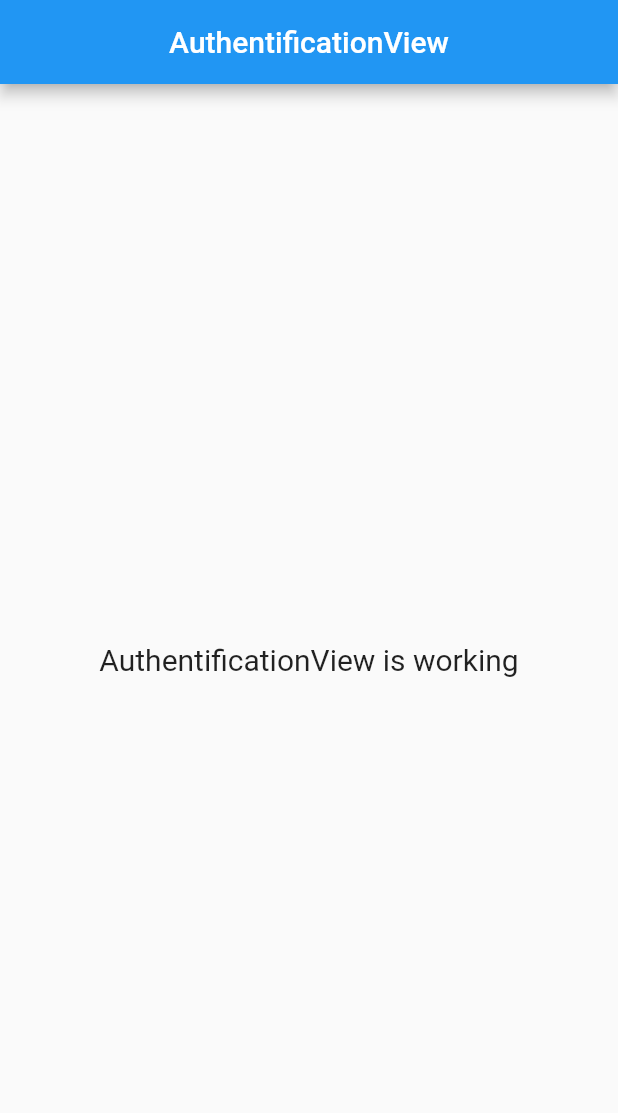
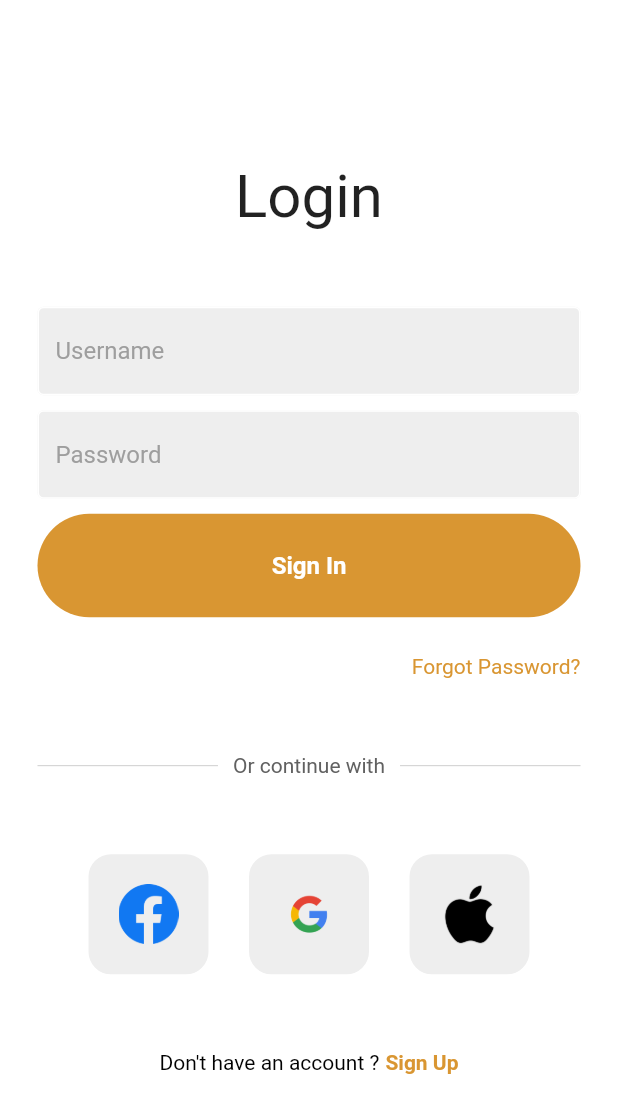
Before and after one commit to Gassem-ilhem/flutter-app, a Flutter app: the screen it shows after launch, on a phone screen of 412 x 824 dp. Shown: the top 1113 px of the screen. Run offline on Flutter 3.47's test engine with Material 2 defaults, Android fonts, the phone set to English and light mode, and no system bars; our stand-ins replace get; Roboto replaces fonts that are missing (Akshar).

Commit message:
login page complete

```diff
--- /dev/null
+++ b/lib/app/components/my_button.dart
@@ -0,0 +1,32 @@
+import 'package:flutter/material.dart';
+
+class MyButton extends StatelessWidget {
+  final Function()? onTap;
+
+  const MyButton({super.key, required this.onTap});
+
+  @override
+  Widget build(BuildContext context) {
+    return GestureDetector(
+      onTap: onTap,
+      child: Container(
+        padding: const EdgeInsets.all(25),
+        margin: const EdgeInsets.symmetric(horizontal: 25),
+        decoration: BoxDecoration(
+          color: Color(0xFFD99632),
+          borderRadius: BorderRadius.circular(50),
+        ),
+        child: const Center(
+          child: Text(
+            "Sign In",
+            style: TextStyle(
+              color: Colors.white,
+              fontWeight: FontWeight.bold,
+              fontSize: 16,
+            ),
+          ),
+        ),
+      ),
+    );
+  }
+}
--- /dev/null
+++ b/lib/app/components/my_textfield.dart
@@ -0,0 +1,36 @@
+import 'package:flutter/material.dart';
+
+class MyTextField extends StatelessWidget {
+  final controller;
+  final String hintText;
+  final bool obscureText;
+
+  const MyTextField({
+    super.key,
+    required this.controller,
+    required this.hintText,
+    required this.obscureText,
+  });
+
+  @override
+  Widget build(BuildContext context) {
+    return Padding(
+      padding: const EdgeInsets.symmetric(horizontal: 25.0),
+      child: TextField(
+        controller: controller,
+        obscureText: obscureText,
+        decoration: InputDecoration(
+            enabledBorder: const OutlineInputBorder(
+              borderSide: BorderSide(color: Colors.white),
+            ),
+            focusedBorder: OutlineInputBorder(
+              borderSide: BorderSide(color: Colors.grey.shade400),
+            ),
+            fillColor: Colors.grey.shade200,
+            filled: true,
+            hintText: hintText,
+            hintStyle: TextStyle(color: Colors.grey[500])),
+      ),
+    );
+  }
+}
--- /dev/null
+++ b/lib/app/components/square_tile.dart
@@ -0,0 +1,25 @@
+import 'package:flutter/material.dart';
+
+class SquareTile extends StatelessWidget {
+  final String imagePath;
+  const SquareTile({
+    super.key,
+    required this.imagePath,
+  });
+
+  @override
+  Widget build(BuildContext context) {
+    return Container(
+      padding: EdgeInsets.all(20),
+      decoration: BoxDecoration(
+        border: Border.all(color: Colors.white),
+        borderRadius: BorderRadius.circular(16),
+        color: Colors.grey[200],
+      ),
+      child: Image.asset(
+        imagePath,
+        height: 40,
+      ),
+    );
+  }
+}
--- a/lib/app/modules/authentification/views/authentification_view.dart
+++ b/lib/app/modules/authentification/views/authentification_view.dart
@@ -3,20 +3,149 @@ import 'package:flutter/material.dart';
 import 'package:get/get.dart';
 
 import '../controllers/authentification_controller.dart';
+import '../../../components/my_textfield.dart';
+import '../../../components/my_button.dart';
+import '../../../components/square_tile.dart';
 
 class AuthentificationView extends GetView<AuthentificationController> {
-  const AuthentificationView({Key? key}) : super(key: key);
+  // text editing controllers
+  final TextEditingController usernameController = TextEditingController();
+  final TextEditingController passwordController = TextEditingController();
+
+  // sign user in method
+  void signUserIn() {}
+
+  AuthentificationView({Key? key}) : super(key: key);
   @override
   Widget build(BuildContext context) {
     return Scaffold(
-      appBar: AppBar(
-        title: const Text('AuthentificationView'),
-        centerTitle: true,
-      ),
-      body: const Center(
-        child: Text(
-          'AuthentificationView is working',
-          style: TextStyle(fontSize: 20),
+      backgroundColor: Colors.white,
+      body: SafeArea(
+        child: Center(
+          child: Column(
+            mainAxisAlignment: MainAxisAlignment.center,
+            children: [
+              // logo
+              const Text(
+                'Login',
+                style: TextStyle(fontSize: 40, fontFamily: 'Akshar'),
+              ),
+
+              const SizedBox(height: 50),
+              // username textfield
+              MyTextField(
+                controller: usernameController,
+                hintText: 'Username',
+                obscureText: false,
+              ),
+
+              const SizedBox(height: 10),
+
+              // password textfield
+
+              MyTextField(
+                controller: passwordController,
+                hintText: 'Password',
+                obscureText: true,
+              ),
+
+              const SizedBox(height: 10),
+
+              // sign in button
+
+              // sign in button
+              MyButton(
+                onTap: signUserIn,
+              ),
+
+              const SizedBox(height: 25),
+
+              // forgot password?
+              Padding(
+                padding: const EdgeInsets.symmetric(horizontal: 25.0),
+                child: Row(
+                  mainAxisAlignment: MainAxisAlignment.end,
+                  children: [
+                    Text(
+                      'Forgot Password?',
+                      style: TextStyle(color: Color(0xFFD99632)),
+                    ),
+                  ],
+                ),
+              ),
+
+              const SizedBox(height: 50),
+              // or continue with
+              Padding(
+                padding: const EdgeInsets.symmetric(horizontal: 25.0),
+                child: Row(
+                  children: [
+                    Expanded(
+                      child: Divider(
+                        thickness: 0.5,
+                        color: Colors.grey[400],
+                      ),
+                    ),
+                    Padding(
+                      padding: const EdgeInsets.symmetric(horizontal: 10.0),
+                      child: Text(
+                        'Or continue with',
+                        style: TextStyle(color: Colors.grey[700]),
+                      ),
+                    ),
+                    Expanded(
+                      child: Divider(
+                        thickness: 0.5,
+                        color: Colors.grey[400],
+                      ),
+                    ),
+                  ],
+                ),
+              ),
+
+              const SizedBox(height: 50),
+
+              // facebook + google + apple sign in buttons
+              Row(
+                mainAxisAlignment: MainAxisAlignment.center,
+                children: const [
+                  // facebook button
+                  SquareTile(imagePath: 'lib/app/images/fb.png'),
+
+                  SizedBox(width: 25),
+                  // google button
+                  SquareTile(imagePath: 'lib/app/images/gl.png'),
+
+                  SizedBox(width: 25),
+
+                  // apple button
+                  SquareTile(imagePath: 'lib/app/images/ap.png')
+                ],
+              ),
+
+              const SizedBox(height: 50),
+
+              // not a member? register now
+
+              Row(
+                mainAxisAlignment: MainAxisAlignment.center,
+                children: [
+                  Text(
+                    'Don\'t have an account ?',
+                    style: TextStyle(color: Colors.black),
+                  ),
+                  const SizedBox(width: 4),
+                  const Text(
+                    'Sign Up',
+                    style: TextStyle(
+                      color: Color(0xFFD99632),
+                      fontWeight: FontWeight.bold,
+                    ),
+                  ),
+                ],
+              )
+            ],
+          ),
         ),
       ),
     );
--- a/lib/app/routes/app_pages.dart
+++ b/lib/app/routes/app_pages.dart
@@ -24,7 +24,7 @@ class AppPages {
     ),
     GetPage(
       name: _Paths.AUTHENTIFICATION,
-      page: () => const AuthentificationView(),
+      page: () => AuthentificationView(),
       binding: AuthentificationBinding(),
     ),
     GetPage(
--- a/pubspec.yaml
+++ b/pubspec.yaml
@@ -3,7 +3,7 @@ version: 1.0.0+1
 publish_to: none
 description: A new Flutter project.
 environment:
-  sdk: '>=3.0.6 <4.0.0'
+  sdk: ">=3.0.6 <4.0.0"
 
 dependencies:
   cupertino_icons: ^1.0.2
@@ -18,3 +18,5 @@ dev_dependencies:
 
 flutter:
   uses-material-design: true
+  assets:
+    - lib/app/images/
```
Also changed, not shown: lib/app/images/ap.png (added), lib/app/images/fb.png (added), lib/app/images/gl.png (added).
